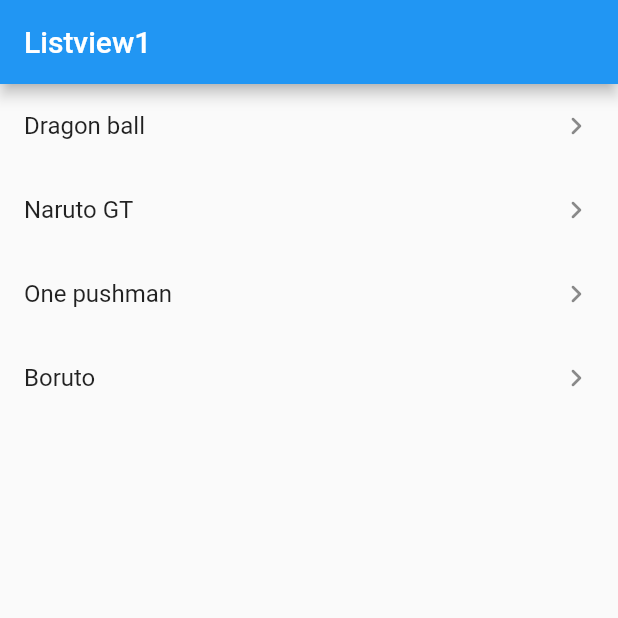
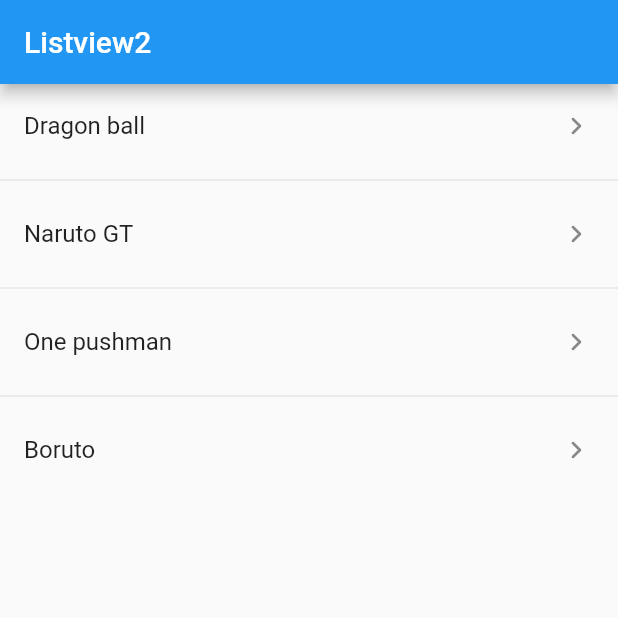
Before and after one commit to Honorioconhache/widgets_flutter, a Flutter app: the screen it shows after launch, on a phone screen of 412 x 824 dp, the top half of it. Run offline on Flutter 3.47's test engine with Material 2 defaults, Android fonts, the phone set to English and light mode, and no system bars.

Commit message:
Trabajando con listview

```diff
--- a/lib/main.dart
+++ b/lib/main.dart
@@ -1,5 +1,5 @@
 import 'package:flutter/material.dart';
-import 'package:widget_components/screens/listview1_screen.dart';
+import 'package:widget_components/screens/listview2_screen.dart';
 
 void main() => runApp(const MyApp());
 
@@ -11,7 +11,7 @@
     return const MaterialApp(
       debugShowCheckedModeBanner: false,
       title: 'Material App',
-      home: Listview1Screen(),
+      home: Listview2Screen(),
     );
   }
 }
--- /dev/null
+++ b/lib/screens/listview2_screen.dart
@@ -0,0 +1,23 @@
+import 'package:flutter/material.dart';
+
+class Listview2Screen extends StatelessWidget {
+  final options = const ['Dragon ball', 'Naruto GT', 'One pushman', 'Boruto'];
+
+  const Listview2Screen({Key? key}) : super(key: key);
+
+  @override
+  Widget build(BuildContext context) {
+    return Scaffold(
+        appBar: AppBar(
+          title: const Text('Listview2'),
+        ),
+        body: ListView.separated(
+          itemCount: options.length,
+          itemBuilder: (context, i) => ListTile(
+            title: Text(options[i]),
+            trailing: const Icon(Icons.keyboard_arrow_right_rounded),
+          ),
+          separatorBuilder: (_, __) => const Divider(),
+        ));
+  }
+}
```
